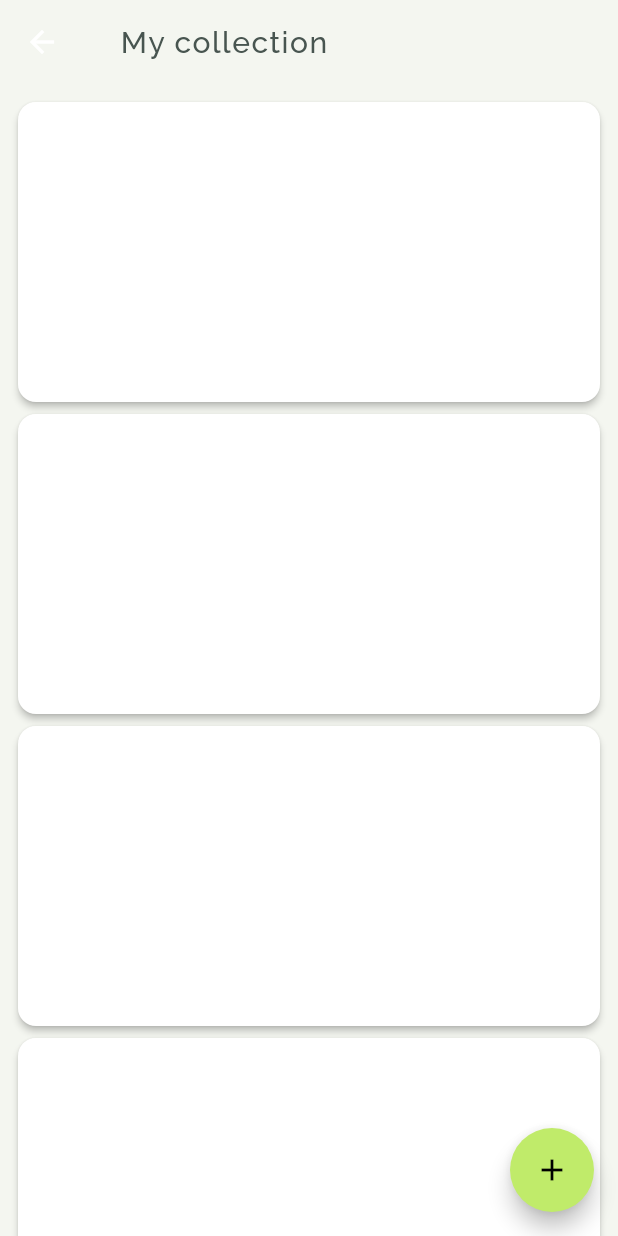
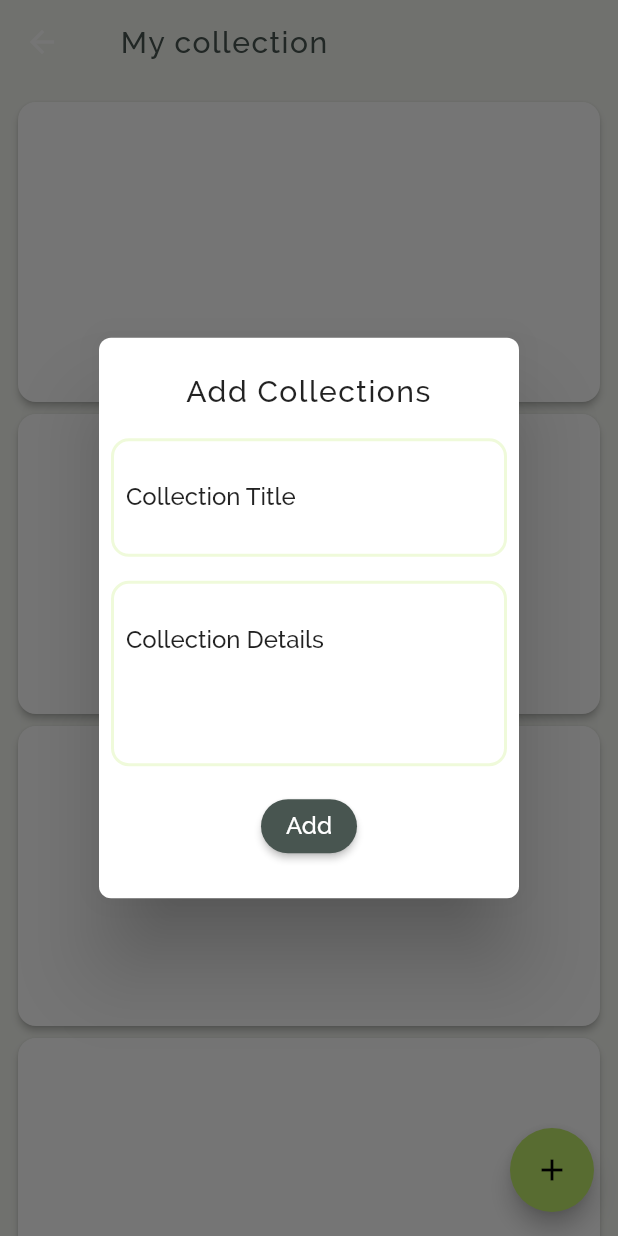
Before and after one commit to aliakbark/flutter_consciousness, a Flutter app: the MyCollection screen opened directly, after a tap on the "add" icon, on a phone screen of 412 x 824 dp. Run offline on Flutter 3.47's test engine with Material 2 defaults, Android fonts, the phone set to English and light mode, and no system bars; our stand-ins replace bottom_navy_bar, community_material_icon, dio, firebase_auth, rxdart, shared_preferences and 2 more; missing offline and left inert: country_pickers; accounts and stored records are empty.

Commit message:
Dialouge Box

```diff
--- a/lib/src/ui/screens/my_journey/my_collection_home.dart
+++ b/lib/src/ui/screens/my_journey/my_collection_home.dart
@@ -51,8 +51,101 @@ class _MyCollectionState extends State<MyCollection> {
                   })),
         ),
       ),
-      floatingActionButton:
-          FloatingActionButton(child: Icon(Icons.add), onPressed: () {}),
+      floatingActionButton: FloatingActionButton(
+          child: Icon(Icons.add),
+          onPressed: () {
+            showSubmitBidDialogue();
+          }),
     );
   }
+
+  void showSubmitBidDialogue() {
+    showDialog(
+        context: context,
+        builder: (BuildContext context) {
+          return SizedBox(
+            width: 500.0,
+            child: SimpleDialog(
+              shape: RoundedRectangleBorder(
+                  borderRadius: BorderRadius.circular(8.0)),
+              title: Text(
+                "Add Collections",
+                style: Theme.of(context).textTheme.title,
+                textAlign: TextAlign.center,
+              ),
+              children: <Widget>[
+            Padding(
+              padding: const EdgeInsets.all(8.0),
+              child: Container(
+              decoration: BoxDecoration(
+                  border:Border.all(color: Theme
+                      .of(context)
+                  .indicatorColor
+                  .withOpacity(.25),width: 2),
+              borderRadius:BorderRadius.all(Radius.circular(12))),
+              child: Padding(
+                padding: const EdgeInsets.all(8.0),
+                child: TextField(
+                decoration: InputDecoration(
+                border: InputBorder.none,
+                labelText: "Collection Title",
+                labelStyle: Theme
+                    .of(context)
+                    .textTheme
+                    .subhead),
+                keyboardType: TextInputType.text,
+                ),
+              ),
+              ),
+            ),
+                Padding(
+                  padding: const EdgeInsets.all(8.0),
+                  child: Container(
+                      height: MediaQuery
+                          .of(context)
+                          .size
+                          .height * .15,
+                      decoration: BoxDecoration(
+                          border:Border.all(color: Theme
+                              .of(context)
+                              .indicatorColor
+                              .withOpacity(.25),width: 2),
+                          borderRadius:BorderRadius.all(Radius.circular(12))),
+
+                      child: Padding(
+                        padding: const EdgeInsets.all(8.0),
+                        child: TextField(
+
+                          decoration: InputDecoration(
+                              border: InputBorder.none,
+                              labelText: "Collection Details",
+                              labelStyle: Theme
+                                  .of(context)
+                                  .textTheme
+                                  .subhead),
+                          keyboardType: TextInputType.multiline,
+                          maxLines: null,
+                        ),
+                      )
+
+                  ),
+                ),
+                ButtonBar(
+                    mainAxisSize: MainAxisSize.min,
+                    alignment: MainAxisAlignment.center,
+                    children: <Widget>[
+                      RaisedButton(
+                        child: Text(
+                          "Add",
+                          style: TextStyle(color: Colors.white),
+                        ),
+                        color: Theme.of(context).primaryColor,
+                        onPressed: () {},
+                      ),
+                    ]),
+              ],
+            ),
+          );
+        });
+  }
 }
```
Also changed, not shown: pubspec.lock.
